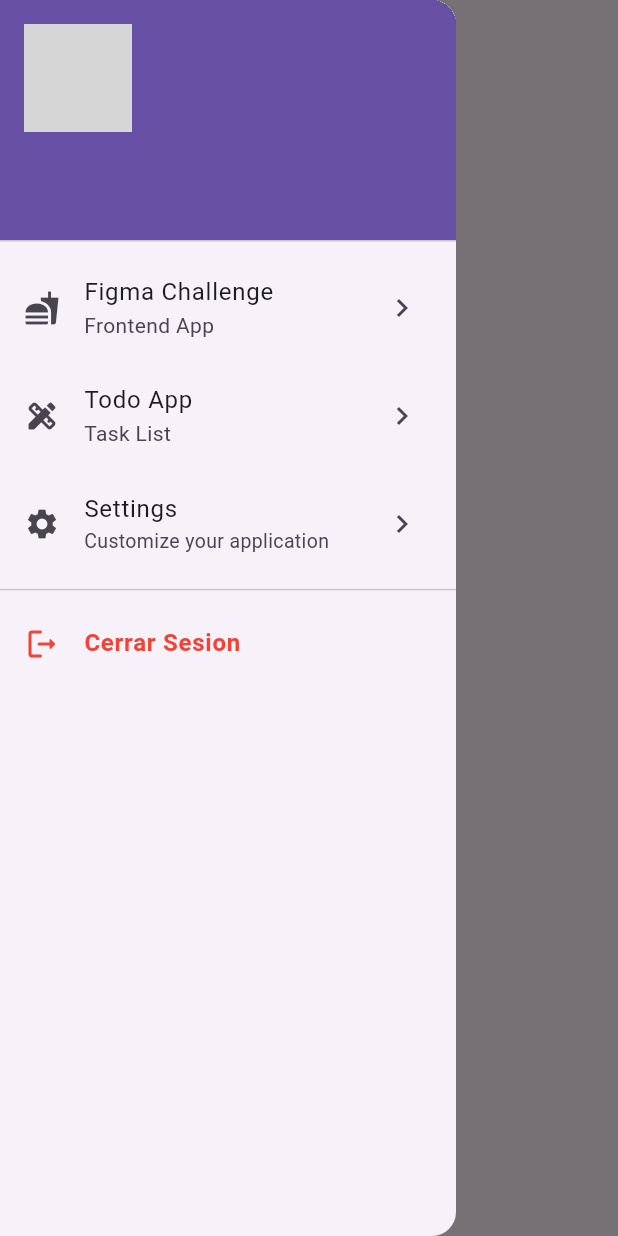
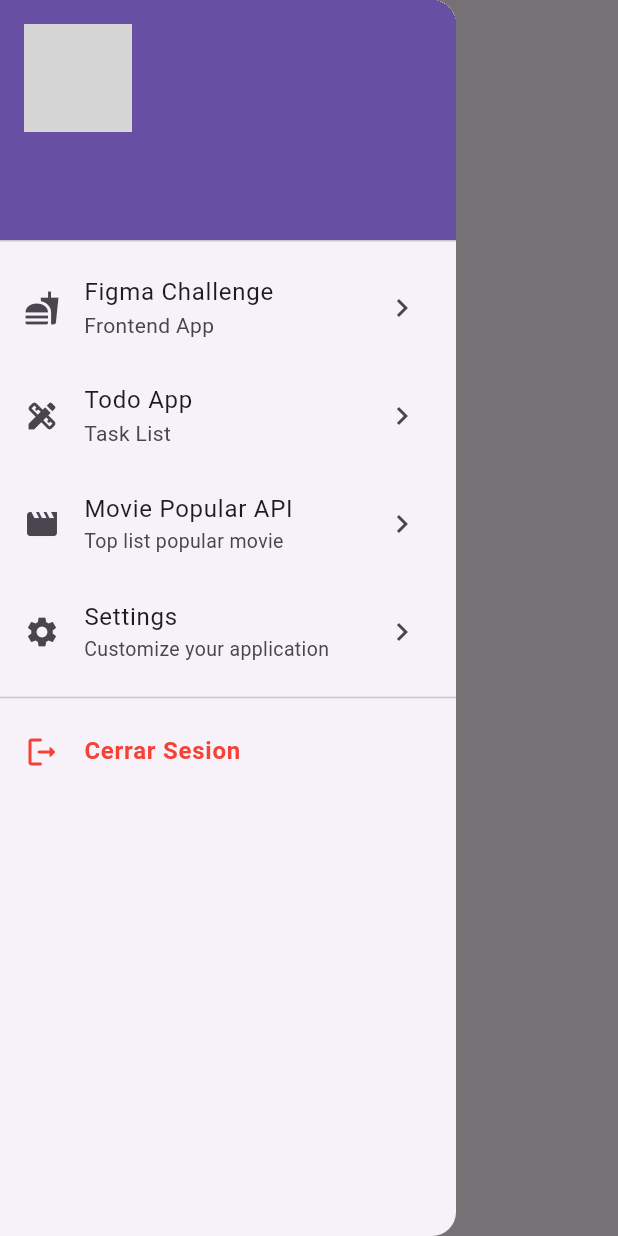
Before and after one commit to agus022/demo1_flutter, a Flutter app: the DashboardScreen screen opened by its route, with the side drawer open, on a phone screen of 412 x 824 dp. Run offline on Flutter 3.47's test engine with Material 3 defaults, Android fonts, the phone set to English and light mode, and no system bars; our stand-ins replace another_flutter_splash_screen, dio, firebase_core, font_awesome_flutter, image_picker, lottie and 2 more; missing offline and left inert: adaptive_action_sheet, art_sweetalert, dark_light_button; accounts and stored records are empty; generated files the repository leaves out were written again; Roboto replaces fonts that are missing (Ligh Theme Font); grey boxes are pictures that could not be loaded.

Commit message:
details-popular-movie

```diff
--- a/lib/Models/popular_model.dart
+++ b/lib/Models/popular_model.dart
@@ -6,7 +6,7 @@ class PopularModel {
   String overview;
   double popularity;
   String posterPath;
-  DateTime releaseDate;
+  String releaseDate;
   String title;
   double voteAverage;
   int voteCount;
@@ -34,7 +34,7 @@ class PopularModel {
      overview: popular['overview'],
      popularity: popular['popularity'],
      posterPath: popular['poster_path'],
-     releaseDate: DateTime.parse(popular['release_date']),//al tiro con el parseo
+     releaseDate: popular['release_date'],//al tiro con el parseo
      title: popular['title'],
      voteAverage: popular['vote_average'],
      voteCount: popular['vote_count'],
--- a/lib/main.dart
+++ b/lib/main.dart
@@ -1,9 +1,11 @@
 import 'package:demo1/firebase_options.dart';
 import 'package:demo1/screens/dashboard_screen.dart';
+import 'package:demo1/screens/detail_popular_screen.dart';
 import 'package:demo1/screens/details_product_screen.dart';
 import 'package:demo1/screens/list_product_screen.dart';
 import 'package:demo1/screens/list_students_screen.dart';
 import 'package:demo1/screens/login_screen.dart';
+import 'package:demo1/screens/popular_screen.dart';
 import 'package:demo1/screens/setting_screen.dart';
 import 'package:demo1/screens/signup_screen.dart';
 import 'package:demo1/screens/splash_screen.dart';
@@ -43,7 +45,9 @@ class MyApp extends StatelessWidget {
             "/todoF":(context)=> const TodoFireBaseScreen(),
             "/signup":(context)=> const SignupScreen(),
             "/login":(context)=>const LoginScreen(),
-            "/setting":(context)=>const SettingScreen()
+            "/setting":(context)=>const SettingScreen(),
+            "/api": (context) =>const PopularScreen(),
+            "/movieDetail": (context) => DetailPopularScreen()
           },
           //theme: ThemeData.dark(),
         );
--- a/lib/screens/dashboard_screen.dart
+++ b/lib/screens/dashboard_screen.dart
@@ -83,6 +83,13 @@ class _DashboardScreenState extends State<DashboardScreen> {
               subtitle: Text('Task List'),
               trailing: Icon(Icons.chevron_right),
             ),
+              ListTile(
+              onTap: ()=> Navigator.pushNamed(context, "/api"),
+              leading: Icon(Icons.movie),
+              title: Text('Movie Popular API'),
+              subtitle: Text('Top list popular movie',style: TextStyle(fontSize: 13),),
+              trailing: Icon(Icons.chevron_right),
+            ),
             ListTile(
               onTap: ()=> Navigator.pushNamed(context, "/setting"),
               leading: Icon(Icons.settings),
```
Also changed, not shown: lib/screens/detail_popular_screen.dart (added, +23 -0 lines), lib/screens/popular_screen.dart (+25 -6 lines), assets/loading.gif (added).
